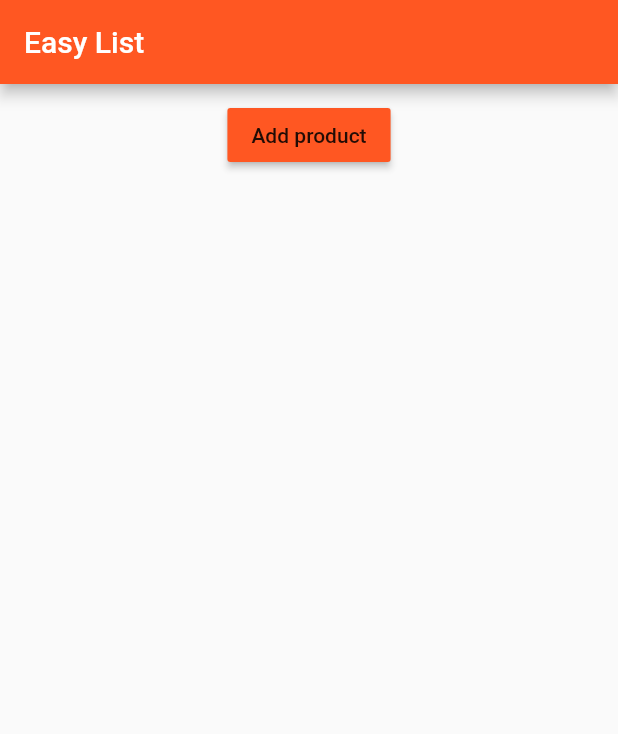
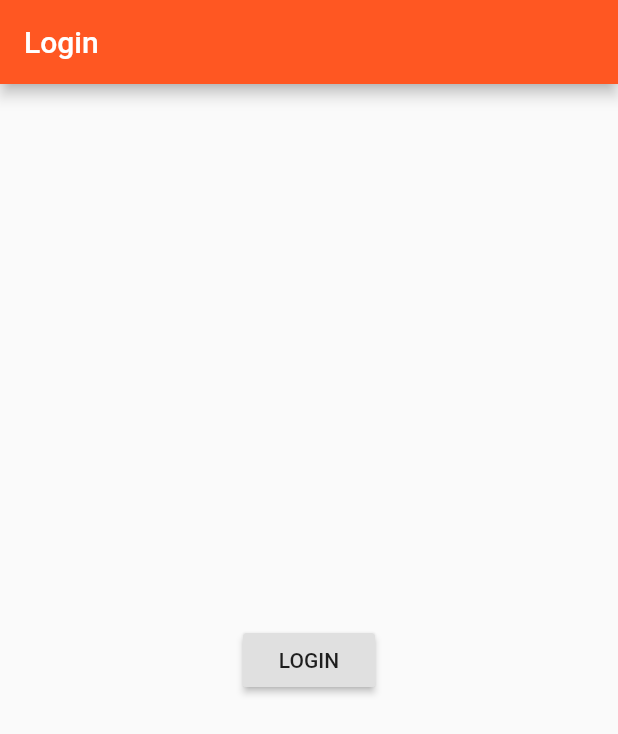
Before and after one commit to nhamhv/learn-flutter, a Flutter app: the screen it shows after launch, on a phone screen of 412 x 824 dp. Shown: the top 734 px of the screen. Run offline on Flutter 3.47's test engine with Material 2 defaults, Android fonts, the phone set to English and light mode, and no system bars.

```diff
--- a/lib/main.dart
+++ b/lib/main.dart
@@ -1,6 +1,6 @@
 import 'package:flutter/material.dart';
 
-import './pages/home.dart';
+import './pages/auth.dart';
 
 void main() => runApp(MyApp());
 
@@ -13,7 +13,7 @@ class MyApp extends StatelessWidget {
         primarySwatch: Colors.deepOrange,
         accentColor: Colors.deepPurple
       ),
-      home: HomePage(),
+      home: AuthPage(),
     );
   }
 }
--- /dev/null
+++ b/lib/pages/auth.dart
@@ -0,0 +1,24 @@
+import 'package:flutter/material.dart';
+
+import './products.dart';
+
+class AuthPage extends StatelessWidget {
+  @override
+  Widget build(BuildContext context) {
+    return Scaffold(
+      appBar: AppBar(
+        title: Text('Login'),
+      ),
+      body: Center(
+          child: RaisedButton(
+        child: Text('LOGIN'),
+        onPressed: () {
+          Navigator.pushReplacement(
+              context,
+              MaterialPageRoute(
+                  builder: (BuildContext context) => ProductsPage()));
+        },
+      )),
+    );
+  }
+}
--- a/lib/pages/home.dart
+++ /dev/null
@@ -1,15 +0,0 @@
-import 'package:flutter/material.dart';
-
-import '../product_manager.dart';
-
-class HomePage extends StatelessWidget {
-  @override
-  Widget build(BuildContext context) {
-    return Scaffold(
-        appBar: AppBar(
-          title: Text('Easy List'),
-        ),
-        body: ProductManager(),
-      );
-  }
-}
--- a/lib/products.dart
+++ b/lib/products.dart
@@ -15,7 +15,7 @@ class Products extends StatelessWidget {
       child: Column(
         children: <Widget>[
           Image.asset(products[index]['image']),
-          Text(products[index]['title']),
+          Container(padding: EdgeInsets.all(10.0), child: Text(products[index]['title']),),
           ButtonBar(
             alignment: MainAxisAlignment.center,
             children: <Widget>[
```
Also changed, not shown: lib/pages/product.dart (+6 -2 lines), lib/pages/products.dart (added, +29 -0 lines).
